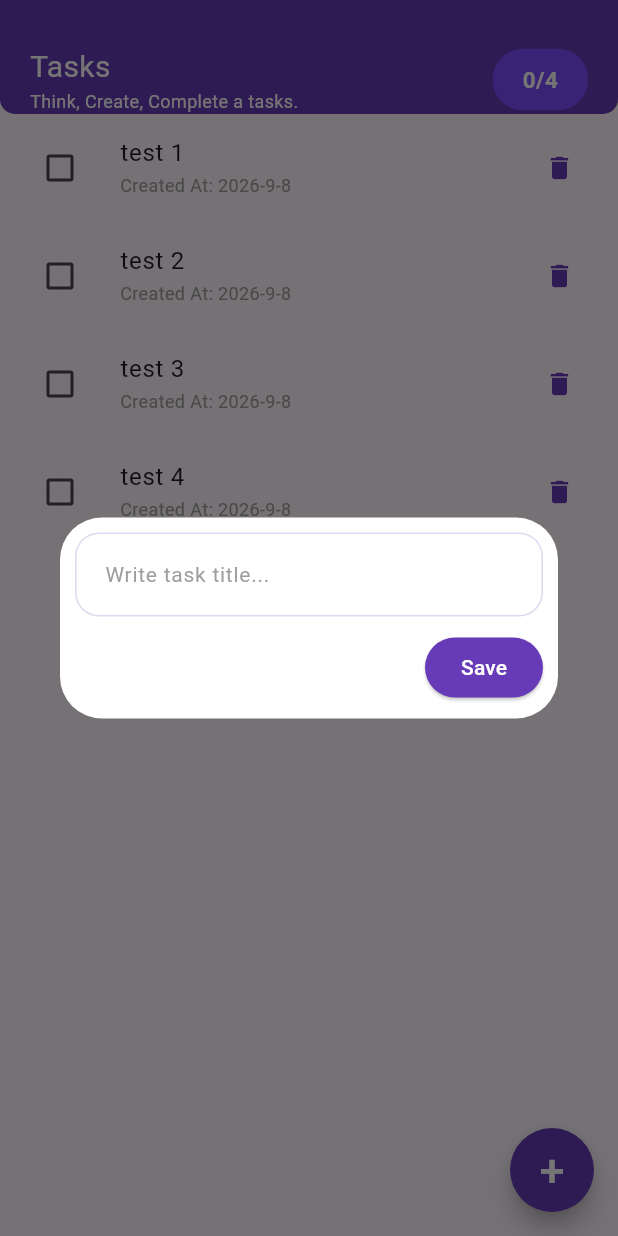
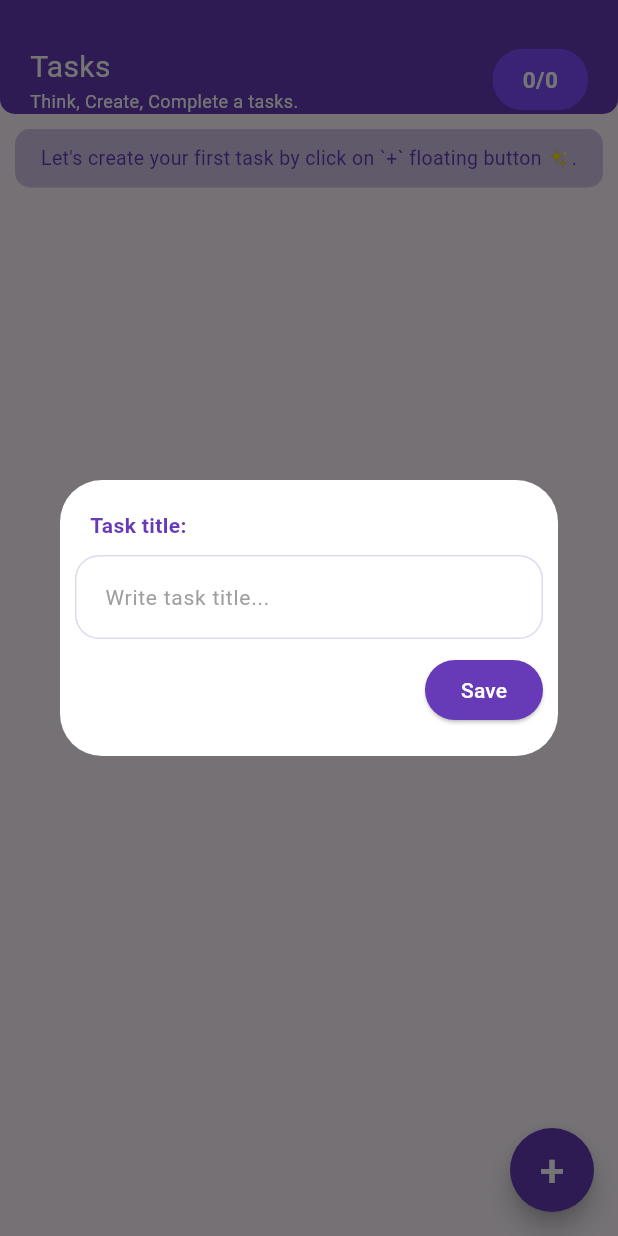
Before and after one commit to KingDomSc/ihashplus_camp, a Flutter app: the screen it shows after launch, after a tap on an icon or button, on a phone screen of 412 x 824 dp. Run offline on Flutter 3.47's test engine with Material 3 defaults, Android fonts, the phone set to English and light mode, and no system bars.

Commit message:
update some widgets

```diff
--- a/task02/lib/main.dart
+++ b/task02/lib/main.dart
@@ -1,5 +1,3 @@
-import 'dart:io';
-
 import 'package:flutter/material.dart';
 
 void main() {
@@ -24,12 +22,7 @@ class HomeScreen extends StatefulWidget {
 
 class _HomeScreenState extends State<HomeScreen> {
   final TextEditingController taskController = TextEditingController();
-  final List<Task> tasks = [
-    Task(title: 'test 1'),
-    Task(title: 'test 2'),
-    Task(title: 'test 3'),
-    Task(title: 'test 4'),
-  ];
+  final List<Task> tasks = [];
 
   void addTask({required String title}) {
     if (title.isEmpty) return;
@@ -132,8 +125,23 @@ class _HomeScreenState extends State<HomeScreen> {
                 ),
               ),
             ),
+            if (tasks.isEmpty)
+              Container(
+                padding: .all(10),
+                margin: .all(10),
+                alignment: .center,
+                decoration: BoxDecoration(
+                  borderRadius: .circular(10),
+                  color: Colors.deepPurple.shade100,
+                ),
+                child: Text(
+                  "Let's create your first task by click on `+` floating button ✨.",
+                  style: TextStyle(color: Colors.deepPurple, fontSize: 13),
+                ),
+              ),
             ...tasks.map(
               (element) => ListTile(
+                titleAlignment: .top,
                 leading: Checkbox(
                   value: element.isCompleted,
                   onChanged: (_) => toggleTask(tasks.indexOf(element)),
@@ -147,7 +155,12 @@ class _HomeScreenState extends State<HomeScreen> {
                   style: const ButtonStyle(tapTargetSize: .shrinkWrap),
                   icon: Icon(Icons.delete),
                 ),
-                title: Text(element.title),
+                title: Text(
+                  element.title,
+                  style: TextStyle(
+                    decoration: element.isCompleted ? .lineThrough : .none,
+                  ),
+                ),
                 subtitle: Text(
                   "Created At: ${element.createdAt.year}-${element.createdAt.month}-${element.createdAt.day}",
                   style: TextStyle(color: Colors.grey, fontSize: 12),
@@ -172,13 +185,20 @@ class CreateTaskDialog extends StatelessWidget {
       alignment: .center,
       backgroundColor: Colors.white,
       child: Padding(
-        padding: const .all(10),
+        padding: const .symmetric(vertical: 20, horizontal: 10),
         child: Column(
           mainAxisAlignment: .center,
-          crossAxisAlignment: .end,
+          crossAxisAlignment: .start,
           mainAxisSize: .min,
           spacing: 10,
           children: [
+            Padding(
+              padding: const .symmetric(horizontal: 10),
+              child: Text(
+                "Task title:",
+                style: TextStyle(color: Colors.deepPurple, fontWeight: .bold),
+              ),
+            ),
             TextField(
               controller: taskController,
               onTapOutside: (event) =>
@@ -202,12 +222,21 @@ class CreateTaskDialog extends StatelessWidget {
                     color: Colors.deepPurple.withValues(alpha: 0.2),
                   ),
                 ),
+                focusedBorder: OutlineInputBorder(
+                  borderRadius: BorderRadius.circular(16),
+                  borderSide: BorderSide(
+                    color: Colors.deepPurple.withValues(alpha: 0.4),
+                  ),
+                ),
               ),
             ),
-            ElevatedButton(
-              onPressed: onSave,
-              style: ButtonStyle(backgroundColor: .all(Colors.deepPurple)),
-              child: Text("Save", style: TextStyle(color: Colors.white)),
+            Align(
+              alignment: .centerRight,
+              child: ElevatedButton(
+                onPressed: onSave,
+                style: ButtonStyle(backgroundColor: .all(Colors.deepPurple)),
+                child: Text("Save", style: TextStyle(color: Colors.white)),
+              ),
             ),
           ],
         ),
```
